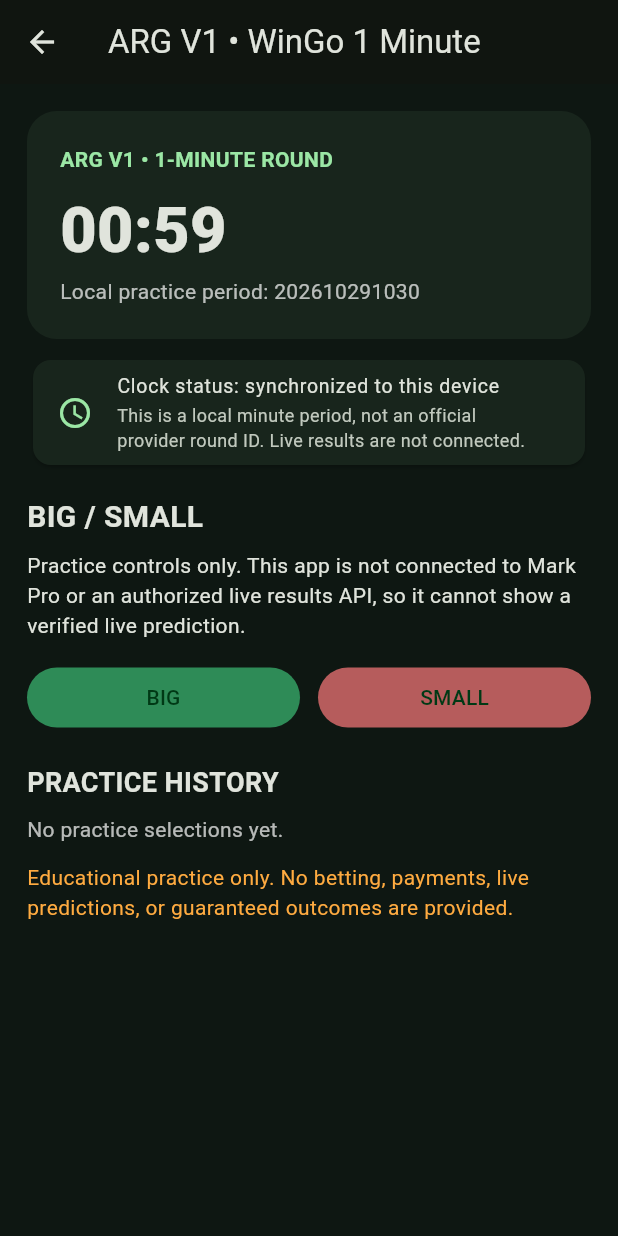
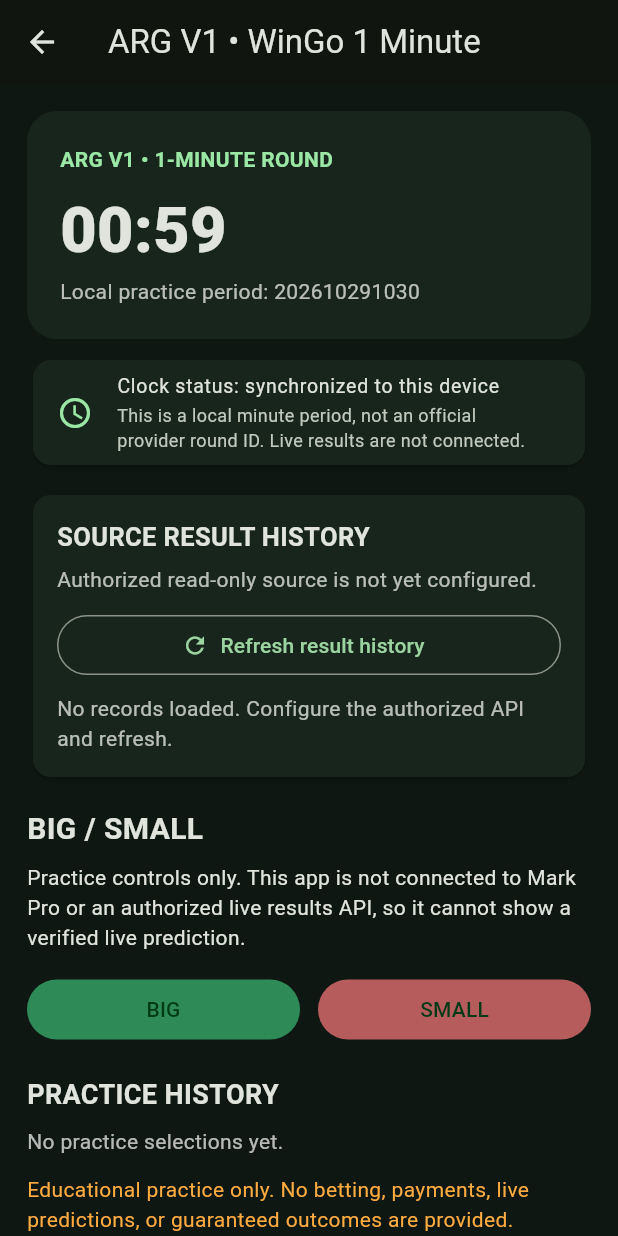
Before and after one commit to shubhamkatara91-ship-it/TRADE-AR-MONKEY-, a Flutter app: the ArgV1Page screen opened directly, on a phone screen of 412 x 824 dp. Run offline on Flutter 3.47's test engine with Material 3 defaults, Android fonts, the phone set to English and light mode, and no system bars; our stand-ins replace share_plus, supabase_flutter; accounts and stored records are empty.

Commit message:
Connect ARG V1 screen to authorized read-only result adapter

```diff
--- a/lib/main.dart
+++ b/lib/main.dart
@@ -247,6 +247,9 @@ class _ArgV1PageState extends State<ArgV1Page> {
   String round=_localPeriodId(DateTime.now());
   String? selected;
   final List<String> practiceHistory=[];
+  List<Map<String,dynamic>> liveRows=[];
+  String? liveSource, liveFetchedAt, liveError;
+  bool loadingLive=false;
   Timer? ticker;
   static String _localPeriodId(DateTime time) =>
       '${time.year.toString().padLeft(4,'0')}${time.month.toString().padLeft(2,'0')}${time.day.toString().padLeft(2,'0')}${time.hour.toString().padLeft(2,'0')}${time.minute.toString().padLeft(2,'0')}';
@@ -279,6 +282,53 @@ class _ArgV1PageState extends State<ArgV1Page> {
     if(practiceHistory.length>10)practiceHistory.removeLast();
     ScaffoldMessenger.of(context).showSnackBar(SnackBar(content:Text('$value selected for practice only. No result prediction was made.')));
   }
+  Future<void> loadLiveResults() async {
+    if(loadingLive)return;
+    setState(()=>loadingLive=true);
+    try {
+      final response=await Supabase.instance.client.functions.invoke('arg-v1-results',method:HttpMethod.get);
+      final payload=response.data;
+      if(payload is! Map) throw Exception('Result API ने expected JSON object नहीं लौटाया।');
+      final raw=payload['results'];
+      if(raw is! List) throw Exception('Response schema mismatch: results array नहीं मिला।');
+      final parsed=<Map<String,dynamic>>[];
+      for(final item in raw){
+        if(item is Map) parsed.add(Map<String,dynamic>.from(item));
+      }
+      if(!mounted)return;
+      setState((){
+        liveRows=parsed;
+        liveSource=payload['source']?.toString();
+        liveFetchedAt=payload['fetchedAt']?.toString();
+        liveError=null;
+      });
+    } catch(e) {
+      if(!mounted)return;
+      setState(()=>liveError=e.toString());
+    } finally {
+      if(mounted)setState(()=>loadingLive=false);
+    }
+  }
+  Widget liveResultsPanel()=>Card(color:panel,child:Padding(padding:const EdgeInsets.all(16),child:Column(crossAxisAlignment:CrossAxisAlignment.start,children:[
+    const Text('SOURCE RESULT HISTORY',style:TextStyle(fontSize:17,fontWeight:FontWeight.bold)),
+    const SizedBox(height:6),
+    Text(liveSource==null?'Authorized read-only source is not yet configured.': 'Source: $liveSource',style:const TextStyle(color:Colors.white70)),
+    if(liveFetchedAt!=null)Text('Fetched: $liveFetchedAt',style:const TextStyle(color:Colors.white54,fontSize:12)),
+    const SizedBox(height:10),
+    SizedBox(width:double.infinity,child:OutlinedButton.icon(
+      onPressed:loadingLive?null:loadLiveResults,
+      icon:loadingLive?const SizedBox(width:16,height:16,child:CircularProgressIndicator(strokeWidth:2)):const Icon(Icons.refresh),
+      label:Text(loadingLive?'Loading…':'Refresh result history'),
+    )),
+    if(liveError!=null)Padding(padding:const EdgeInsets.only(top:8),child:Text('Result feed unavailable: $liveError',style:const TextStyle(color:Colors.orangeAccent))),
+    if(liveRows.isEmpty && liveError==null)const Padding(padding:EdgeInsets.only(top:8),child:Text('No records loaded. Configure the authorized API and refresh.',style:TextStyle(color:Colors.white70))),
+    ...liveRows.take(20).map((row)=>ListTile(
+      dense:true,contentPadding:EdgeInsets.zero,
+      leading:const Icon(Icons.history,color:accent),
+      title:Text('Period: ${row['period']??'—'}'),
+      subtitle:Text('Number: ${row['number']??'—'} • ${row['bigSmall']??'Size unknown'}${row['drawTime']==null?'':' • ${row['drawTime']}'}'),
+    )),
+  ])));
   @override Widget build(BuildContext context)=>Scaffold(
     appBar:AppBar(title:const Text('ARG V1 • WinGo 1 Minute')),
     body:ListView(padding:const EdgeInsets.all(18),children:[
@@ -294,6 +344,8 @@ class _ArgV1PageState extends State<ArgV1Page> {
         title:Text('Clock status: synchronized to this device'),
         subtitle:Text('This is a local minute period, not an official provider round ID. Live results are not connected.'),
       )),
+      const SizedBox(height:12),
+      liveResultsPanel(),
       const SizedBox(height:16),
       const Text('BIG / SMALL',style:TextStyle(fontSize:20,fontWeight:FontWeight.bold)),
       const SizedBox(height:8),
```
